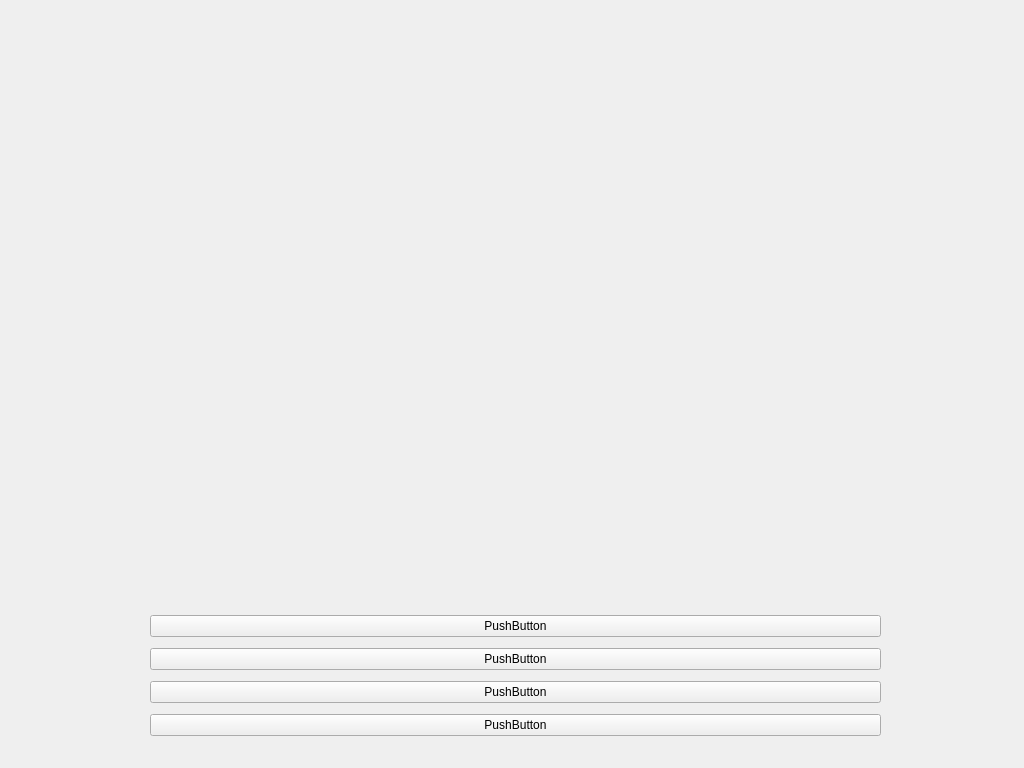
Above: FinalProject/losingminigame.ui from baohuy251210/HowToTidyUp before the change. Below: the same form after it.
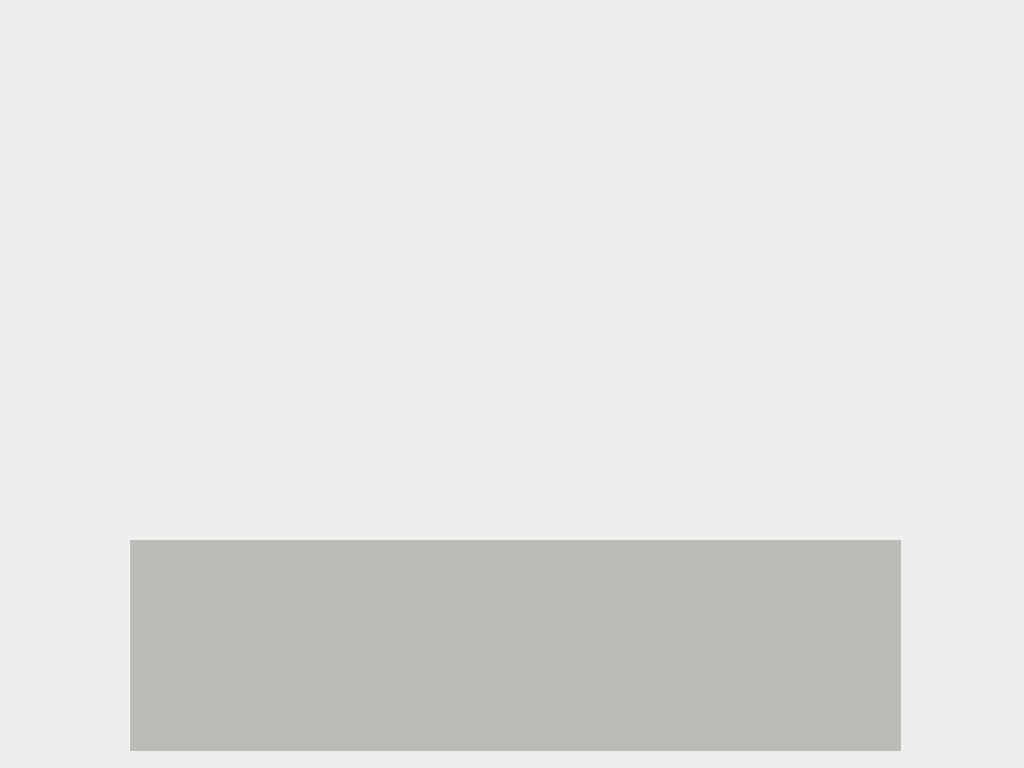
That is the form after the change. Icons and pictures are not drawn.

Diff of the .ui file:
```diff
--- a/FinalProject/losingminigame.ui
+++ b/FinalProject/losingminigame.ui
@@ -27,29 +27,53 @@
      <layout class="QVBoxLayout" name="verticalLayout">
       <item>
        <widget class="QPushButton" name="option1Button">
+        <property name="styleSheet">
+         <string notr="true">border: 1px solid black;</string>
+        </property>
         <property name="text">
-         <string>PushButton</string>
+         <string>...</string>
+        </property>
+        <property name="flat">
+         <bool>true</bool>
         </property>
        </widget>
       </item>
       <item>
        <widget class="QPushButton" name="option2Button">
+        <property name="styleSheet">
+         <string notr="true">border: 1px solid black;</string>
+        </property>
         <property name="text">
-         <string>PushButton</string>
+         <string>...</string>
+        </property>
+        <property name="flat">
+         <bool>true</bool>
         </property>
        </widget>
       </item>
       <item>
        <widget class="QPushButton" name="option3Button">
+        <property name="styleSheet">
+         <string notr="true">border: 1px solid black;</string>
+        </property>
         <property name="text">
-         <string>PushButton</string>
+         <string>...</string>
+        </property>
+        <property name="flat">
+         <bool>true</bool>
         </property>
        </widget>
       </item>
       <item>
        <widget class="QPushButton" name="option4Button">
+        <property name="styleSheet">
+         <string notr="true">border: 1px solid black;</string>
+        </property>
         <property name="text">
-         <string>PushButton</string>
+         <string>...</string>
+        </property>
+        <property name="flat">
+         <bool>true</bool>
         </property>
        </widget>
       </item>
@@ -88,6 +112,9 @@
      <height>31</height>
     </rect>
    </property>
+   <property name="styleSheet">
+    <string notr="true">border: 1px solid black;</string>
+   </property>
    <property name="text">
     <string/>
    </property>
@@ -108,10 +135,27 @@
     <string/>
    </property>
   </widget>
+  <widget class="QLabel" name="dialogLabel">
+   <property name="geometry">
+    <rect>
+     <x>130</x>
+     <y>540</y>
+     <width>771</width>
+     <height>211</height>
+    </rect>
+   </property>
+   <property name="styleSheet">
+    <string notr="true">background-color: rgb(186, 189, 182);</string>
+   </property>
+   <property name="text">
+    <string/>
+   </property>
+  </widget>
   <zorder>horizontalLayoutWidget</zorder>
   <zorder>bgLabel</zorder>
   <zorder>faceLabel</zorder>
   <zorder>questionLabel</zorder>
+  <zorder>dialogLabel</zorder>
  </widget>
  <resources>
   <include location="resources.qrc"/>
```
